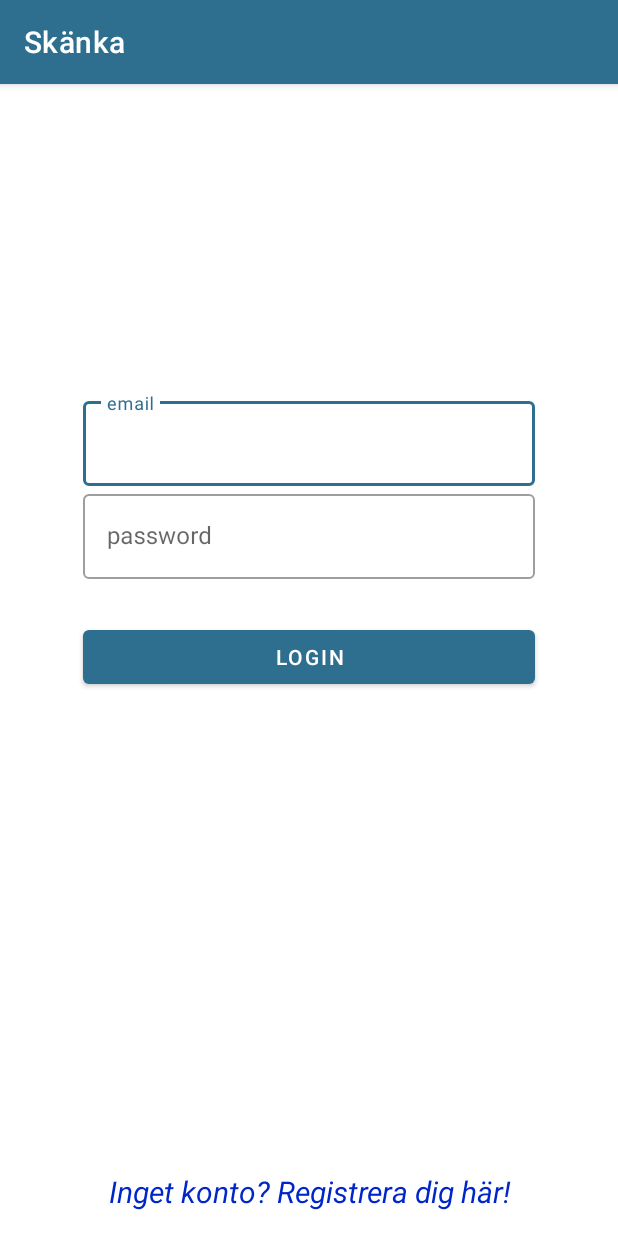
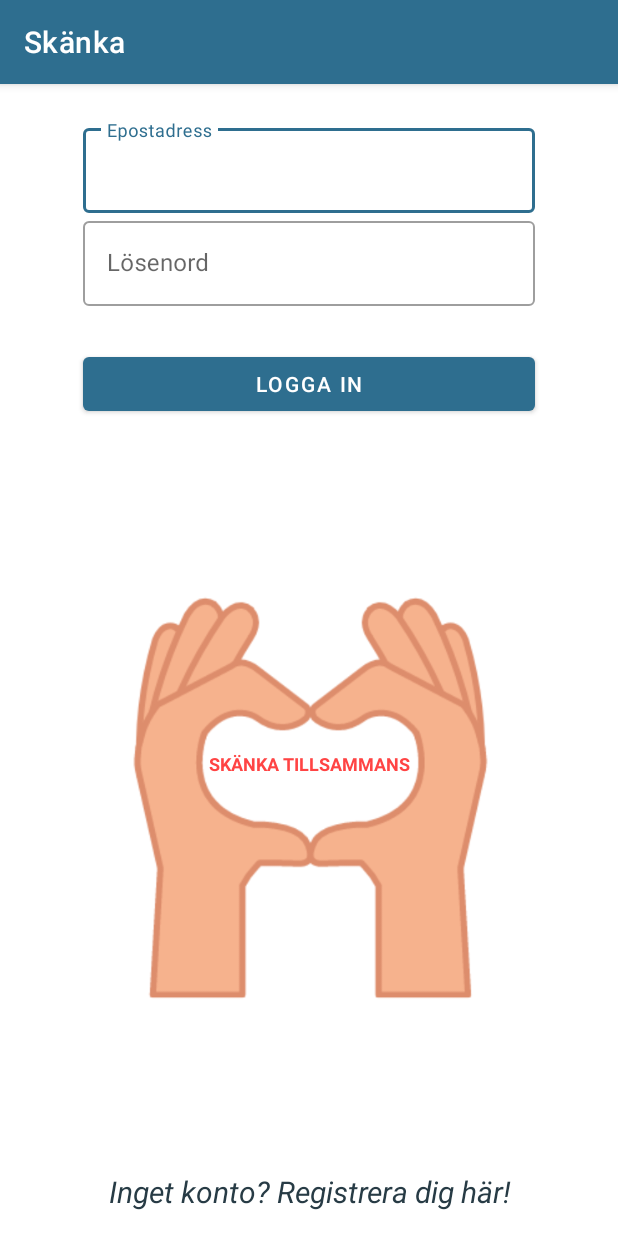
Before and after one commit to Magnusahl/skanka, an Android app: the screen it shows after launch (LoginActivity), on a phone screen of 412 x 824 dp. Run offline under Robolectric (Android 15) with nearby library versions, the phone set to English and light mode, and no system bars; our stand-ins replace Firebase (no records; nobody signed in at launch, a user with empty details on screens opened directly).

Commit message:
Inlämning

```diff
--- a/app/src/main/java/com/example/skanka/CreateActivity.kt
+++ b/app/src/main/java/com/example/skanka/CreateActivity.kt
@@ -118,8 +118,6 @@ class CreateActivity : AppCompatActivity() {
                 photoUri = data?.data
                 Log.i(TAG, "photouri $photoUri")
                 imageView.setImageURI(photoUri)
-            } else {
-                Toast.makeText(this, "Image picker action canceled", Toast.LENGTH_LONG).show()
             }
         }
     }
--- a/app/src/main/java/com/example/skanka/DescActivity.kt
+++ b/app/src/main/java/com/example/skanka/DescActivity.kt
@@ -87,7 +87,7 @@ class DescActivity : AppCompatActivity() {
 
         btnUndo.visibility = View.INVISIBLE
 
-        //DELETE POST
+        //Delete post
         fun deleteData() {
             firestoreDb
                 .collection("posts")
--- a/app/src/main/java/com/example/skanka/PostsActivity.kt
+++ b/app/src/main/java/com/example/skanka/PostsActivity.kt
@@ -19,7 +19,7 @@ import com.google.firebase.firestore.FirebaseFirestore
 import com.google.firebase.firestore.Query
 import kotlinx.android.synthetic.main.activity_desc.*
 import kotlinx.android.synthetic.main.activity_posts.*
-
+//For log message
 private const val TAG = "ProfileActivity"
 const val EXTRA_USERNAME = "EXTRA_USERNAME"
 open class PostsActivity : AppCompatActivity(), PostsAdapter.OnItemClickListener {
--- /dev/null
+++ b/app/src/main/res/font/fontroboto.xml
@@ -0,0 +1,4 @@
+<?xml version="1.0" encoding="utf-8"?>
+<font-family xmlns:android="http://schemas.android.com/apk/res/android">
+
+</font-family>
--- a/app/src/main/res/layout/activity_create.xml
+++ b/app/src/main/res/layout/activity_create.xml
@@ -1,6 +1,5 @@
 <?xml version="1.0" encoding="utf-8"?>
 <ScrollView
-
     xmlns:android="http://schemas.android.com/apk/res/android"
     xmlns:app="http://schemas.android.com/apk/res-auto"
     xmlns:tools="http://schemas.android.com/tools"
@@ -8,8 +7,6 @@
     android:layout_height="match_parent">
 
 <androidx.constraintlayout.widget.ConstraintLayout
-
-
     android:layout_width="match_parent"
     android:layout_height="match_parent"
     android:orientation="vertical"
@@ -33,7 +30,6 @@
         android:layout_width="413dp"
         android:layout_height="309dp"
         android:scaleType="centerCrop"
-
         app:layout_constraintEnd_toEndOf="parent"
         app:layout_constraintHorizontal_bias="0.0"
         app:layout_constraintStart_toStartOf="parent"
@@ -59,7 +55,6 @@
             android:hint="Rubrik"
             tools:layout_editor_absoluteX="56dp"
             tools:layout_editor_absoluteY="473dp" />
-
         </com.google.android.material.textfield.TextInputLayout>
 
 
@@ -82,7 +77,6 @@
             android:hint="Beskriv objektet"
             tools:layout_editor_absoluteX="-6dp"
             tools:layout_editor_absoluteY="556dp" />
-
         </com.google.android.material.textfield.TextInputLayout>
 
         <com.google.android.material.button.MaterialButton
--- a/app/src/main/res/layout/activity_login.xml
+++ b/app/src/main/res/layout/activity_login.xml
@@ -6,6 +6,15 @@
     android:layout_height="match_parent"
     tools:context=".LoginActivity">
 
+    <ImageView
+        android:id="@+id/imageView2"
+        android:layout_width="418dp"
+        android:layout_height="439dp"
+        app:layout_constraintBottom_toTopOf="@+id/tv_register"
+        app:layout_constraintEnd_toEndOf="parent"
+        app:layout_constraintStart_toStartOf="parent"
+        app:layout_constraintTop_toBottomOf="@+id/buttonLogin"
+        app:srcCompat="@drawable/hands" />
 
     <com.google.android.material.textfield.TextInputLayout
         android:id="@+id/textInputLayout4"
@@ -13,7 +22,7 @@
         android:layout_width="match_parent"
         android:layout_height="wrap_content"
         android:layout_marginStart="55dp"
-        android:layout_marginTop="206dp"
+        android:layout_marginTop="24dp"
         android:layout_marginEnd="55dp"
         app:boxStrokeColor="@color/colorPrimary"
         app:layout_constraintEnd_toEndOf="parent"
@@ -25,7 +34,7 @@
             android:id="@+id/userEmail"
             android:layout_width="match_parent"
             android:layout_height="wrap_content"
-            android:hint="email"
+            android:hint="Epostadress"
             android:inputType="textEmailAddress" />
     </com.google.android.material.textfield.TextInputLayout>
 
@@ -36,8 +45,7 @@
         android:layout_marginStart="55dp"
         android:layout_marginTop="28dp"
         android:layout_marginEnd="55dp"
-        android:text="Login"
-        android:elevation="5dp"
+        android:text="Logga in"
         app:layout_constraintEnd_toEndOf="parent"
         app:layout_constraintHorizontal_bias="1.0"
         app:layout_constraintStart_toStartOf="parent"
@@ -59,7 +67,7 @@
             android:id="@+id/userPassword"
             android:layout_width="match_parent"
             android:layout_height="wrap_content"
-            android:hint="password"
+            android:hint="Lösenord"
             android:inputType="textPassword" />
     </com.google.android.material.textfield.TextInputLayout>
 
@@ -72,11 +80,24 @@
         android:layout_marginBottom="16dp"
         android:text="Inget konto? Registrera dig här!"
         android:textAlignment="center"
-        android:textColor="@color/colorSecondaryDark"
-        android:textSize="20dp"
+        android:textColor="@color/colorPrimaryDark"
+        android:textSize="20sp"
         android:textStyle="italic"
         app:layout_constraintBottom_toBottomOf="parent"
         app:layout_constraintEnd_toEndOf="parent"
         app:layout_constraintStart_toStartOf="parent" />
 
+    <com.google.android.material.textview.MaterialTextView
+        android:id="@+id/textView"
+        android:layout_width="wrap_content"
+        android:layout_height="wrap_content"
+        android:layout_marginTop="190dp"
+        android:text="Skänka tillsammans"
+        android:textAllCaps="true"
+        android:textColor="@android:color/holo_red_light"
+        android:textSize="12sp"
+        android:textStyle="bold"
+        app:layout_constraintEnd_toEndOf="@+id/imageView2"
+        app:layout_constraintStart_toStartOf="@+id/imageView2"
+        app:layout_constraintTop_toTopOf="@+id/imageView2" />
 </androidx.constraintlayout.widget.ConstraintLayout>
--- a/app/src/main/res/layout/activity_splash.xml
+++ b/app/src/main/res/layout/activity_splash.xml
@@ -14,8 +14,9 @@
         android:layout_marginTop="115dp"
         android:layout_marginBottom="95dp"
         app:layout_constraintBottom_toBottomOf="parent"
+        app:layout_constraintEnd_toEndOf="parent"
+        app:layout_constraintStart_toStartOf="parent"
         app:layout_constraintTop_toTopOf="parent"
         app:layout_constraintVertical_bias="1.0"
-        app:srcCompat="@drawable/fluanstudio"
-        tools:layout_editor_absoluteX="0dp" />
+        app:srcCompat="@drawable/fluanstudio" />
 </androidx.constraintlayout.widget.ConstraintLayout>
--- a/app/src/main/res/menu/menu_posts.xml
+++ b/app/src/main/res/menu/menu_posts.xml
@@ -5,6 +5,6 @@
     <item
         android:id="@+id/menu_profile"
         android:icon="@drawable/ic_person"
-        android:title="Profile"
+        android:title="Profil"
         app:showAsAction="always" />
 </menu>
--- a/app/src/main/res/menu/menu_profile.xml
+++ b/app/src/main/res/menu/menu_profile.xml
@@ -4,6 +4,6 @@
 
     <item
         android:id="@+id/menu_logout"
-        android:title="Logout"
+        android:title="Logga ut"
         app:showAsAction="ifRoom" />
 </menu>
```
Also changed, not shown: app/src/main/java/com/example/skanka/RegisterActivity.kt (+0 -19 lines), app/src/main/res/layout/activity_desc.xml (+7 -7 lines), app/src/main/res/layout/activity_register.xml (+11 -14 lines), app/src/main/res/layout/new_post.xml (+4 -8 lines), app/src/main/res/drawable-v24/hands.png (added), app/src/main/res/drawable-v24/tillsammans.png (added), app/src/main/res/font/robotobold.ttf (added).
